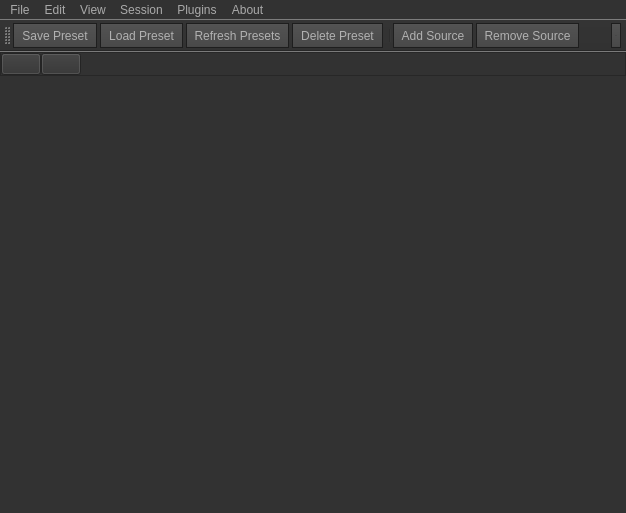
Old version of the form src/app/windows/MainWindow/MainWindow.ui in the repository m-riley04/ModularSensorSystem.
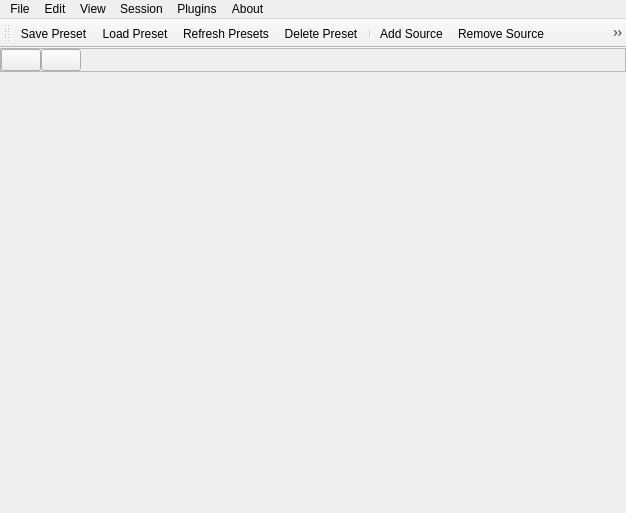
New version of the form. Icons and pictures are not drawn. Custom widgets are drawn as their Qt base class.

The edit to the form file:
```diff
--- a/src/app/windows/MainWindow/MainWindow.ui
+++ b/src/app/windows/MainWindow/MainWindow.ui
@@ -49,6 +49,18 @@
 	background-color: rgb(40, 40, 40)
 }
 
+/*-----MainWindow title buttons-----*/
+QWidget#titleBar &gt; QFrame &gt; QPushButton:hover
+{
+	background-color: rgb(63, 63, 63);
+	border-radius: 0px;
+}
+QWidget#titleBar &gt; QFrame &gt; QPushButton:!hover
+{
+	background-color: rgb(40, 40, 40);
+	border-radius: 0px;
+}
+
 /*-----QLabel-----*/
 QLabel
 {
```
Left out of the diff: 36 changed lines with no effect on the pictures.
